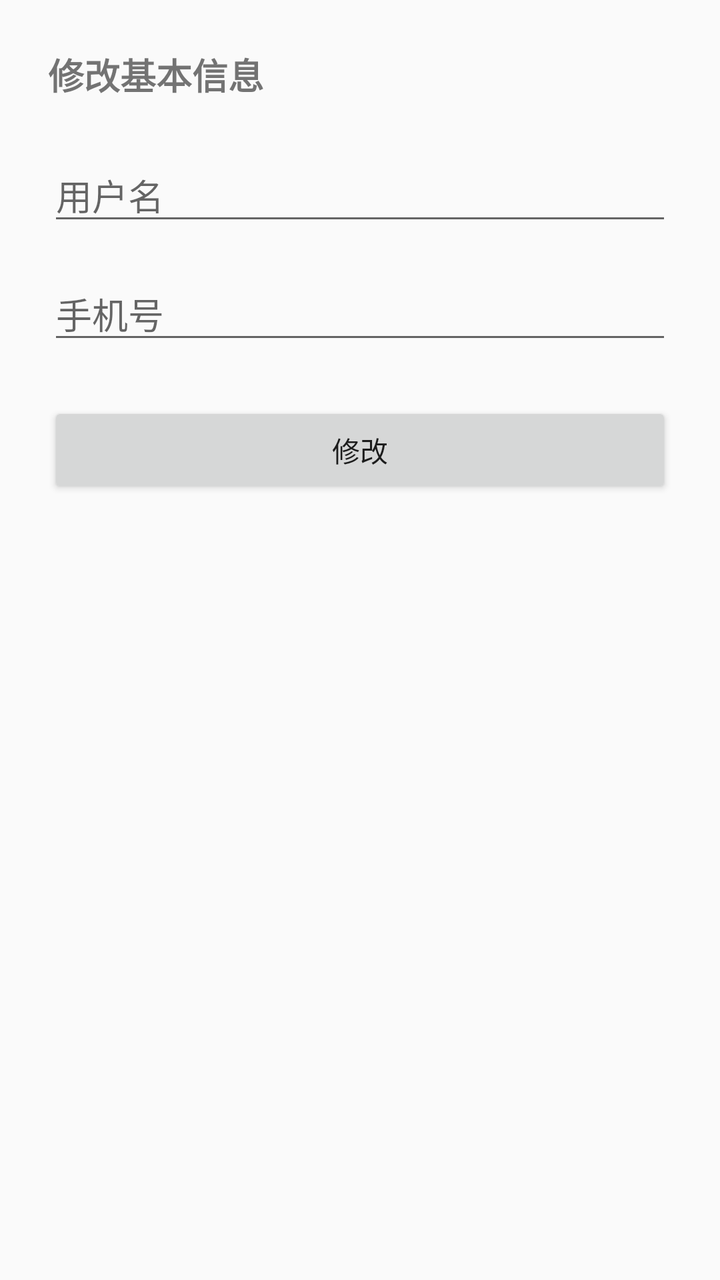
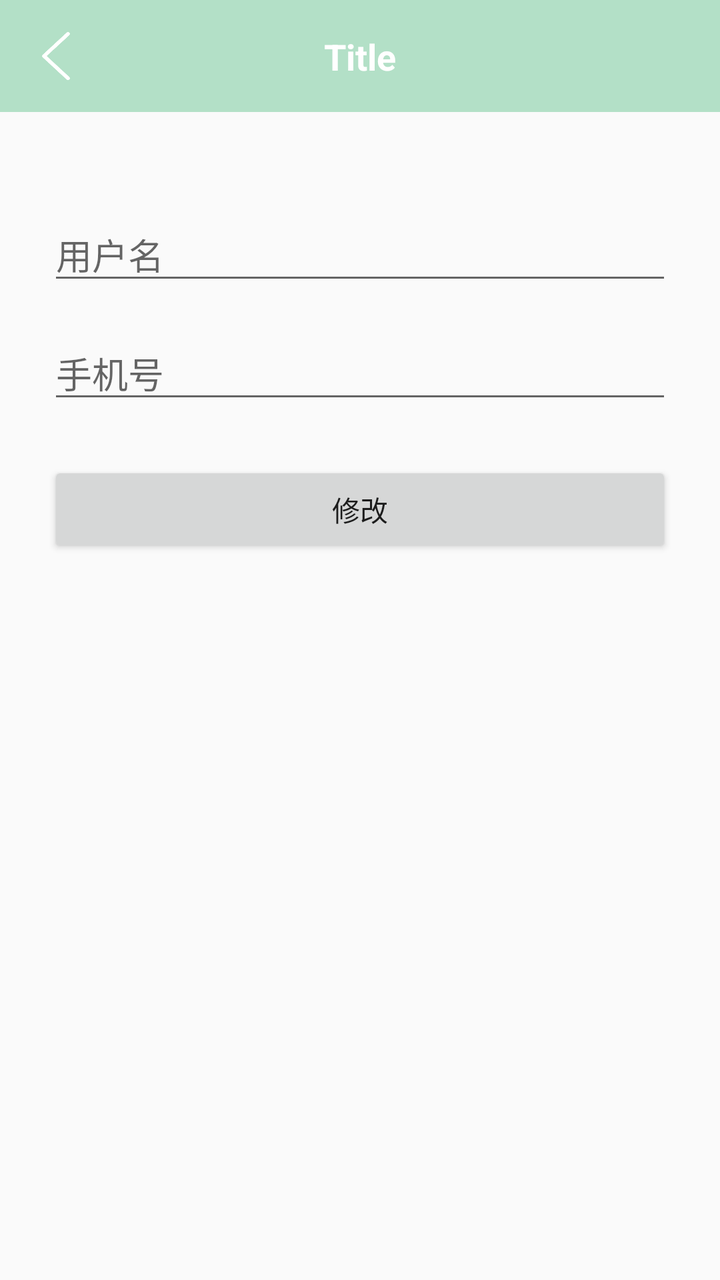

An Android layout rendered at two revisions. The XML below is the earlier revision; the diff shows what the commit changed to produce the second picture.
<!-- AndroidManifest.xml: application theme Theme.Note -->
<!-- res/layout/fragment_edit_info.xml -->
<?xml version="1.0" encoding="utf-8"?>
<layout xmlns:android="http://schemas.android.com/apk/res/android"
    xmlns:app="http://schemas.android.com/apk/res-auto">

    <androidx.constraintlayout.widget.ConstraintLayout
        android:layout_width="match_parent"
        android:layout_height="match_parent"
        android:padding="24dp">

        <TextView
            android:id="@+id/tvEditTitle"
            android:layout_width="wrap_content"
            android:layout_height="wrap_content"
            android:text="修改基本信息"
            android:textSize="18sp"
            android:textStyle="bold"
            app:layout_constraintTop_toTopOf="parent"
            app:layout_constraintStart_toStartOf="parent" />

        <EditText
            android:id="@+id/etUsername"
            android:layout_width="0dp"
            android:layout_height="wrap_content"
            android:layout_marginTop="24dp"
            android:hint="用户名"
            android:maxLines="1"
            app:layout_constraintTop_toBottomOf="@id/tvEditTitle"
            app:layout_constraintStart_toStartOf="parent"
            app:layout_constraintEnd_toEndOf="parent" />

        <EditText
            android:id="@+id/etPhone"
            android:layout_width="0dp"
            android:layout_height="wrap_content"
            android:layout_marginTop="16dp"
            android:hint="手机号"
            android:inputType="phone"
            android:maxLines="1"
            app:layout_constraintTop_toBottomOf="@id/etUsername"
            app:layout_constraintStart_toStartOf="parent"
            app:layout_constraintEnd_toEndOf="parent" />

        <Button
            android:id="@+id/btnUpdateInfo"
            android:layout_width="0dp"
            android:layout_height="wrap_content"
            android:layout_marginTop="24dp"
            android:text="修改"
            app:layout_constraintTop_toBottomOf="@id/etPhone"
            app:layout_constraintStart_toStartOf="parent"
            app:layout_constraintEnd_toEndOf="parent" />

    </androidx.constraintlayout.widget.ConstraintLayout>
</layout>
<!-- resources referenced by this layout -->
<resources>
  <style name="Theme.Note" parent="Theme.AppCompat.Light.NoActionBar" />
</resources>

<!-- the commit's change to res/layout/fragment_edit_info.xml (unified diff, before → after) -->
@@ -2,20 +2,20 @@
 <layout xmlns:android="http://schemas.android.com/apk/res/android"
     xmlns:app="http://schemas.android.com/apk/res-auto">
 
-    <androidx.constraintlayout.widget.ConstraintLayout
+    <LinearLayout
         android:layout_width="match_parent"
         android:layout_height="match_parent"
-        android:padding="24dp">
+        android:orientation="vertical">
 
-        <TextView
-            android:id="@+id/tvEditTitle"
-            android:layout_width="wrap_content"
-            android:layout_height="wrap_content"
-            android:text="修改基本信息"
-            android:textSize="18sp"
-            android:textStyle="bold"
-            app:layout_constraintTop_toTopOf="parent"
-            app:layout_constraintStart_toStartOf="parent" />
+        <include
+            android:id="@+id/includeToolbar"
+            layout="@layout/item_toolbar" />
+
+        <androidx.constraintlayout.widget.ConstraintLayout
+            android:layout_width="match_parent"
+            android:layout_height="0dp"
+            android:layout_weight="1"
+            android:padding="24dp">
 
         <EditText
             android:id="@+id/etUsername"
@@ -24,7 +24,7 @@
             android:layout_marginTop="24dp"
             android:hint="用户名"
             android:maxLines="1"
-            app:layout_constraintTop_toBottomOf="@id/tvEditTitle"
+            app:layout_constraintTop_toTopOf="parent"
             app:layout_constraintStart_toStartOf="parent"
             app:layout_constraintEnd_toEndOf="parent" />
 
@@ -51,4 +51,59 @@
             app:layout_constraintEnd_toEndOf="parent" />
 
     </androidx.constraintlayout.widget.ConstraintLayout>
+
+    </LinearLayout>
 </layout>
+<!-- res/layout/item_toolbar.xml (included above) -->
+<?xml version="1.0" encoding="utf-8"?>
+<LinearLayout
+    xmlns:android="http://schemas.android.com/apk/res/android"
+    xmlns:app="http://schemas.android.com/apk/res-auto"
+    android:layout_width="match_parent"
+    android:layout_height="wrap_content"
+    android:orientation="vertical"
+    android:background="?attr/colorPrimary">
+
+    
+    <View
+        android:id="@+id/statusBarSpacer"
+        android:layout_width="match_parent"
+        android:layout_height="0dp" />
+
+    
+    <androidx.constraintlayout.widget.ConstraintLayout
+        android:layout_width="match_parent"
+        android:layout_height="56dp"
+        android:background="@color/main_blue">
+
+        <ImageView
+            android:id="@+id/ivBack"
+            android:layout_width="40dp"
+            android:layout_height="40dp"
+            android:layout_marginStart="8dp"
+            android:padding="8dp"
+            android:src="@drawable/ic_back"
+            app:layout_constraintBottom_toBottomOf="parent"
+            app:layout_constraintStart_toStartOf="parent"
+            app:layout_constraintTop_toTopOf="parent"/>
+
+        <TextView
+            android:id="@+id/tvTitle"
+            android:layout_width="0dp"
+            android:layout_height="wrap_content"
+            android:ellipsize="end"
+            android:gravity="center"
+            android:maxLines="1"
+            android:text="Title"
+            android:textColor="@android:color/white"
+            android:textSize="18sp"
+            android:textStyle="bold"
+            android:layout_marginStart="56dp"
+            android:layout_marginEnd="56dp"
+            app:layout_constraintBottom_toBottomOf="@id/ivBack"
+            app:layout_constraintEnd_toEndOf="parent"
+            app:layout_constraintStart_toStartOf="parent"
+            app:layout_constraintTop_toTopOf="@id/ivBack"/>
+    </androidx.constraintlayout.widget.ConstraintLayout>
+
+</LinearLayout>
<!-- resource entries referenced after the edit -->
@@ -1,5 +1,7 @@
 <!-- resources referenced by this layout -->
 <resources>
+  <color name="main_blue">#B3E0C7</color>
+  <!-- drawable ic_back: png bitmap (drawable, 2843 bytes) -->
   <style name="Theme.Note" parent="Theme.AppCompat.Light.NoActionBar" />
 </resources>
 
